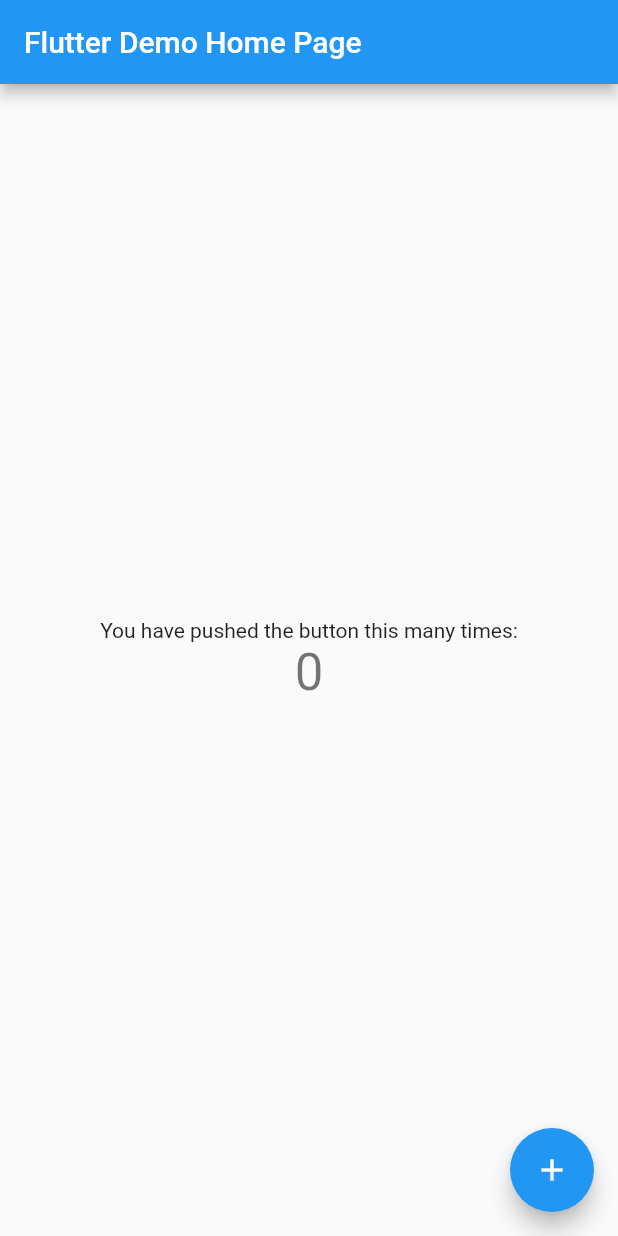
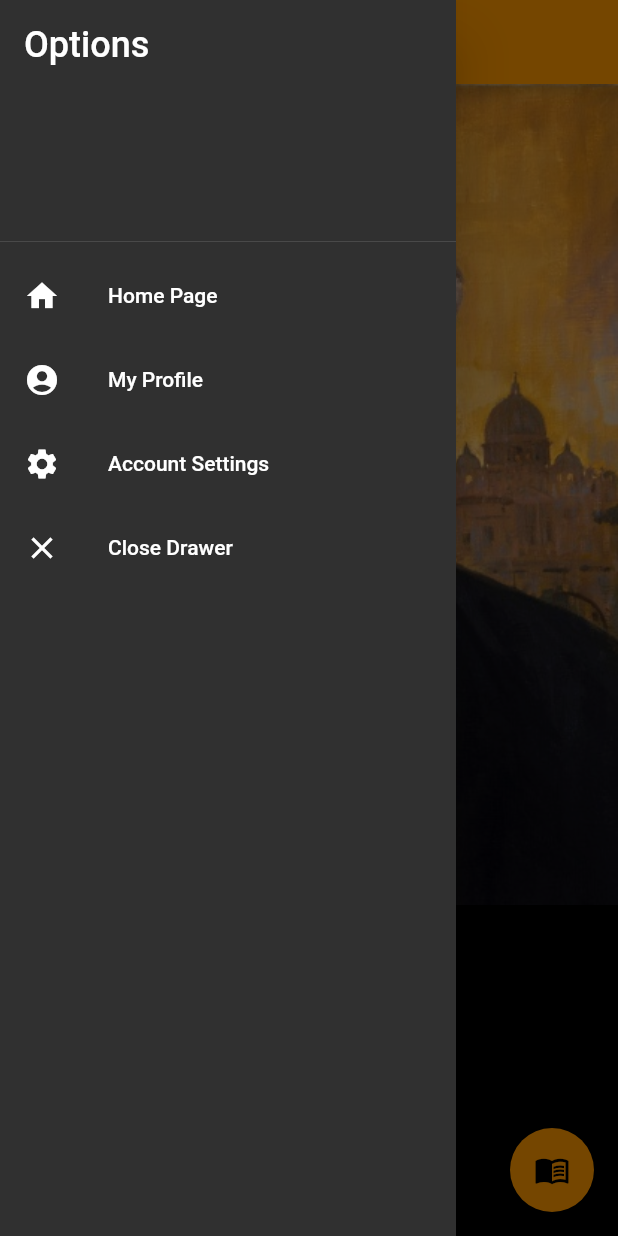
Before and after one commit to darowsluk/JordanProject, a Flutter app: the screen it shows after launch, with the side drawer open (before the commit the screen has no drawer), on a phone screen of 412 x 824 dp. Run offline on Flutter 3.47's test engine with Material 2 defaults, Android fonts, the light colour scheme and no system bars.

Commit message:
HomePage with drawer and PrayerPage

```diff
--- a/jordan/lib/main.dart
+++ b/jordan/lib/main.dart
@@ -1,15 +1,16 @@
 import 'package:flutter/material.dart';
+import 'package:jordan/screens/home.dart';
 
 void main() {
-  runApp(MyApp());
+  runApp(JordanApp());
 }
 
-class MyApp extends StatelessWidget {
+class JordanApp extends StatelessWidget {
   // This widget is the root of your application.
   @override
   Widget build(BuildContext context) {
     return MaterialApp(
-      title: 'Flutter Demo',
+      title: 'Jordan SDS',
       theme: ThemeData(
         // This is the theme of your application.
         //
@@ -20,94 +21,18 @@
         // or simply save your changes to "hot reload" in a Flutter IDE).
         // Notice that the counter didn't reset back to zero; the application
         // is not restarted.
-        primarySwatch: Colors.blue,
+        brightness: Brightness.dark,
+        primaryColor: Colors.orange,
+        // primarySwatch: Colors.orange,
+        // canvasColor: Colors.black12, // drawer background
+        // textTheme: TextTheme(
+        //   headline1: TextStyle(fontSize: 72.0, fontWeight: FontWeight.bold),
+        //   headline6: TextStyle(fontSize: 36.0, fontStyle: FontStyle.italic),
+        //   bodyText2: TextStyle(fontSize: 14.0, fontFamily: 'Hind'),
+        // ),
       ),
-      home: MyHomePage(title: 'Flutter Demo Home Page'),
+      debugShowCheckedModeBanner: false,
+      home: HomePage(),
     );
   }
 }
-
-class MyHomePage extends StatefulWidget {
-  MyHomePage({Key key, this.title}) : super(key: key);
-
-  // This widget is the home page of your application. It is stateful, meaning
-  // that it has a State object (defined below) that contains fields that affect
-  // how it looks.
-
-  // This class is the configuration for the state. It holds the values (in this
-  // case the title) provided by the parent (in this case the App widget) and
-  // used by the build method of the State. Fields in a Widget subclass are
-  // always marked "final".
-
-  final String title;
-
-  @override
-  _MyHomePageState createState() => _MyHomePageState();
-}
-
-class _MyHomePageState extends State<MyHomePage> {
-  int _counter = 0;
-
-  void _incrementCounter() {
-    setState(() {
-      // This call to setState tells the Flutter framework that something has
-      // changed in this State, which causes it to rerun the build method below
-      // so that the display can reflect the updated values. If we changed
-      // _counter without calling setState(), then the build method would not be
-      // called again, and so nothing would appear to happen.
-      _counter++;
-    });
-  }
-
-  @override
-  Widget build(BuildContext context) {
-    // This method is rerun every time setState is called, for instance as done
-    // by the _incrementCounter method above.
-    //
-    // The Flutter framework has been optimized to make rerunning build methods
-    // fast, so that you can just rebuild anything that needs updating rather
-    // than having to individually change instances of widgets.
-    return Scaffold(
-      appBar: AppBar(
-        // Here we take the value from the MyHomePage object that was created by
-        // the App.build method, and use it to set our appbar title.
-        title: Text(widget.title),
-      ),
-      body: Center(
-        // Center is a layout widget. It takes a single child and positions it
-        // in the middle of the parent.
-        child: Column(
-          // Column is also a layout widget. It takes a list of children and
-          // arranges them vertically. By default, it sizes itself to fit its
-          // children horizontally, and tries to be as tall as its parent.
-          //
-          // Invoke "debug painting" (press "p" in the console, choose the
-          // "Toggle Debug Paint" action from the Flutter Inspector in Android
-          // Studio, or the "Toggle Debug Paint" command in Visual Studio Code)
-          // to see the wireframe for each widget.
-          //
-          // Column has various properties to control how it sizes itself and
-          // how it positions its children. Here we use mainAxisAlignment to
-          // center the children vertically; the main axis here is the vertical
-          // axis because Columns are vertical (the cross axis would be
-          // horizontal).
-          mainAxisAlignment: MainAxisAlignment.center,
-          children: <Widget>[
-            Text(
-              'You have pushed the button this many times:',
-            ),
-            Text(
-              '$_counter',
-              style: Theme.of(context).textTheme.headline4,
-            ),
-          ],
-        ),
-      ),
-      floatingActionButton: FloatingActionButton(
-        onPressed: _incrementCounter,
-        tooltip: 'Increment',
-        child: Icon(Icons.add),
-      ), // This trailing comma makes auto-formatting nicer for build methods.
-    );
-  }
-}
--- /dev/null
+++ b/jordan/lib/screens/home.dart
@@ -0,0 +1,91 @@
+import 'package:flutter/material.dart';
+import 'package:flutter/services.dart';
+import 'package:flutter/widgets.dart';
+import 'package:jordan/screens/prayer.dart';
+
+class HomePage extends StatefulWidget {
+  // const HomePage({Key key}) : super(key: key);
+
+  @override
+  _HomePageState createState() => _HomePageState();
+}
+
+class _HomePageState extends State<HomePage> {
+  GlobalKey<ScaffoldState> scaffoldKey = new GlobalKey<ScaffoldState>();
+
+  @override
+  Widget build(BuildContext context) {
+    SystemChrome.setSystemUIOverlayStyle(
+        SystemUiOverlayStyle(statusBarColor: Colors.transparent
+            //color set to transperent or set your own color
+            ));
+    return Scaffold(
+      key: scaffoldKey,
+      backgroundColor: Colors.black,
+      appBar: AppBar(
+        title: Text("Bł. Franciszek Jordan"),
+        // backgroundColor: Colors.orange,
+      ),
+      drawer: Drawer(
+        child: ListView(
+          padding: EdgeInsets.zero,
+          children: <Widget>[
+            DrawerHeader(
+              //header of drawer
+              decoration: BoxDecoration(
+                  // color: Colors.orange,
+                  ),
+              child: Text(
+                'Options',
+                style: TextStyle(
+                  // color: Colors.white,
+                  fontSize: 24,
+                ),
+              ),
+            ),
+            ListTile(
+              //menu item of Drawer
+              leading: Icon(Icons.home),
+              title: Text('Home Page'),
+            ),
+            ListTile(
+              leading: Icon(Icons.account_circle),
+              title: Text('My Profile'),
+            ),
+            ListTile(
+              leading: Icon(Icons.settings),
+              title: Text('Account Settings'),
+            ),
+            ListTile(
+                onTap: () {
+                  if (scaffoldKey.currentState.isDrawerOpen) {
+                    //check if drawer is open
+                    Navigator.pop(context); //context of drawer is different
+                  }
+                },
+                leading: Icon(Icons.close),
+                title: Text("Close Drawer"))
+          ],
+        ),
+      ),
+      body: Center(
+        child: Container(
+          alignment: Alignment.topCenter,
+          child: Image.asset(
+            "lib/screens/assets/Jordan_414px.jpg",
+          ),
+        ),
+      ),
+      floatingActionButton: FloatingActionButton(
+        backgroundColor: Colors.orange,
+        child: Icon(Icons.menu_book),
+        onPressed: () {
+          Navigator.push(
+            context,
+            MaterialPageRoute(builder: (context) => PrayerPage()),
+          );
+        },
+      ),
+    );
+  }
+}
--- a/jordan/pubspec.yaml
+++ b/jordan/pubspec.yaml
@@ -45,9 +45,9 @@
   uses-material-design: true
 
   # To add assets to your application, add an assets section, like this:
-  # assets:
-  #   - images/a_dot_burr.jpeg
-  #   - images/a_dot_ham.jpeg
+  assets:
+     - lib/screens/assets/Jordan_414px.jpg
+     - lib/screens/assets/Jordan_bar.jpg
 
   # An image asset can refer to one or more resolution-specific "variants", see
   # https://flutter.dev/assets-and-images/#resolution-aware.
```
Also changed, not shown: jordan/lib/screens/prayer.dart (added, +47 -0 lines), jordan/lib/screens/assets/Jordan_414px.jpg (added), jordan/lib/screens/assets/Jordan_bar.jpg (added), 1 other file.
